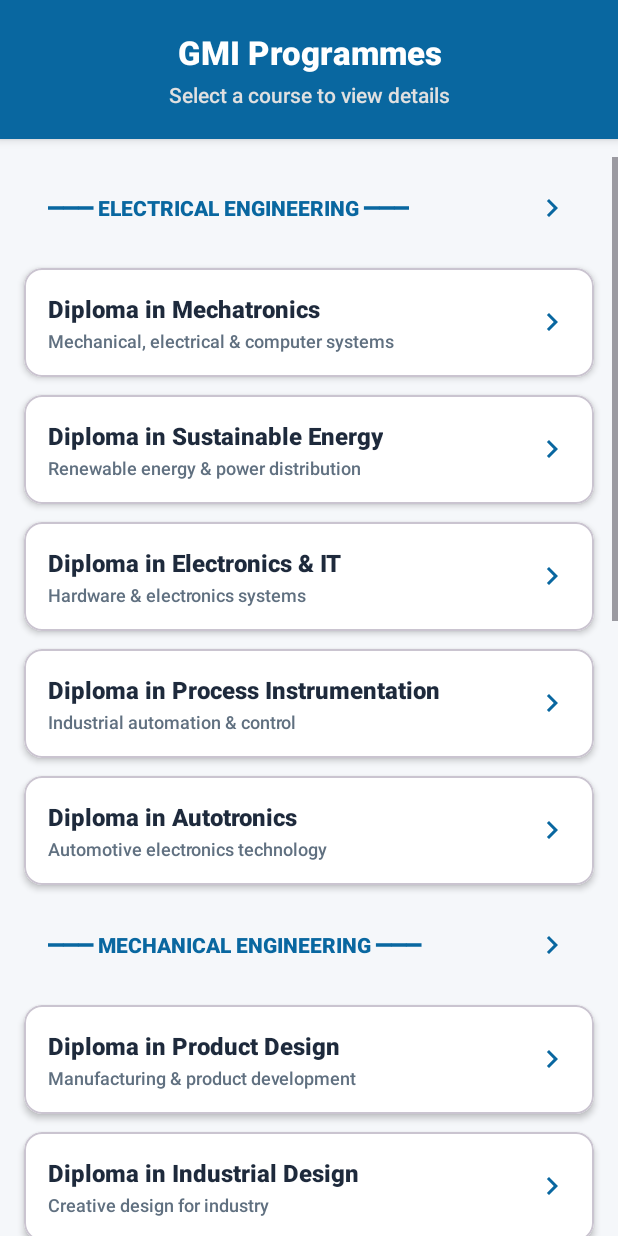
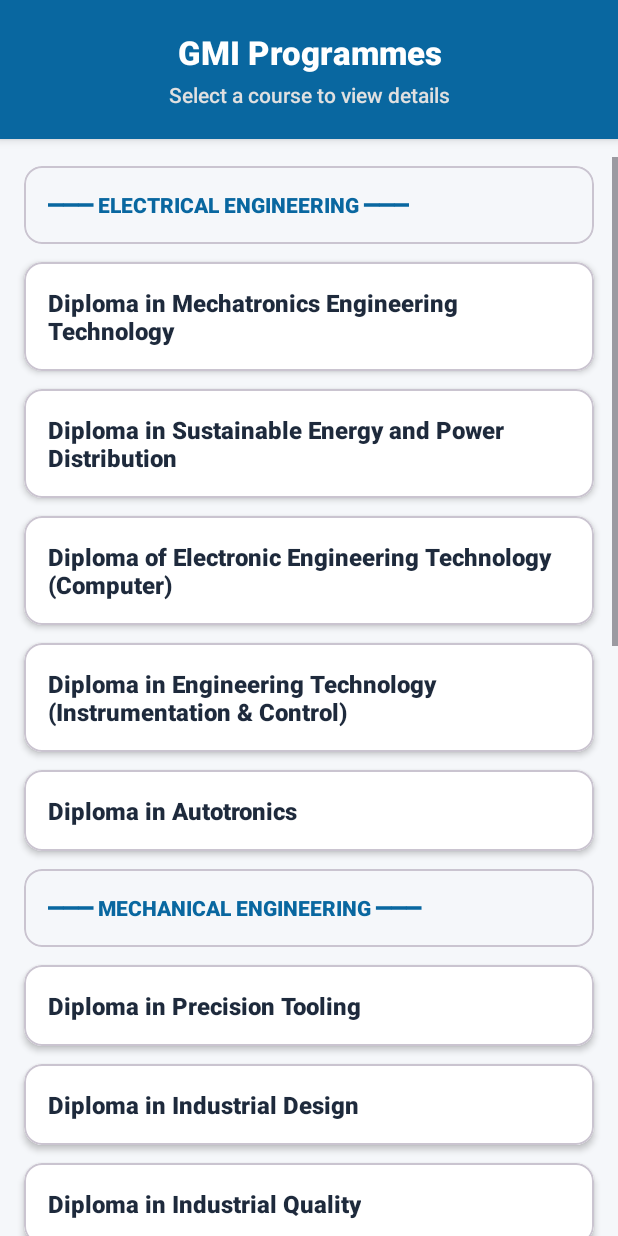
Before and after one commit to HaziqMikail/GMI-Prospect-App, an Android app: the CoursesActivity screen opened directly, with no data from a screen before it, on a phone screen of 412 x 824 dp. Run offline under Robolectric (Android 15) with nearby library versions, the phone set to English and light mode, and no system bars.

Commit message:
change course list

```diff
--- a/app/src/main/java/com/week4/gmiprospectapp/CourseAdapter.java
+++ b/app/src/main/java/com/week4/gmiprospectapp/CourseAdapter.java
@@ -1,43 +1,45 @@
 package com.week4.gmiprospectapp;
 
 import android.content.Context;
+import android.content.Intent;
 import android.graphics.Color;
+import android.net.Uri;
 import android.view.LayoutInflater;
 import android.view.View;
 import android.view.ViewGroup;
+import android.widget.Button;
+import android.widget.LinearLayout;
 import android.widget.TextView;
+
 import androidx.annotation.NonNull;
 import androidx.recyclerview.widget.RecyclerView;
+
 import com.google.android.material.card.MaterialCardView;
+
 import java.util.ArrayList;
+import java.util.HashMap;
 
 public class CourseAdapter extends RecyclerView.Adapter<CourseAdapter.ViewHolder> {
 
     private Context context;
     private ArrayList<String> courseList;
     private ArrayList<String> descList;
-    private OnItemClickListener listener;
+    private HashMap<String, String> courseLinks;
+    private int expandedPosition = -1; // Track expanded card
 
-    // Interface for click events
-    public interface OnItemClickListener {
-        void onItemClick(int position);
-    }
-
-    public void setOnItemClickListener(OnItemClickListener listener) {
-        this.listener = listener;
-    }
-
-    public CourseAdapter(Context context, ArrayList<String> courseList, ArrayList<String> descList) {
+    public CourseAdapter(Context context, ArrayList<String> courseList,
+                         ArrayList<String> descList, HashMap<String, String> courseLinks) {
         this.context = context;
         this.courseList = courseList;
         this.descList = descList;
+        this.courseLinks = courseLinks;
     }
 
     @NonNull
     @Override
     public ViewHolder onCreateViewHolder(@NonNull ViewGroup parent, int viewType) {
         View view = LayoutInflater.from(context).inflate(R.layout.item_course, parent, false);
-        return new ViewHolder(view, listener);
+        return new ViewHolder(view);
     }
 
     @Override
@@ -46,26 +48,47 @@ public class CourseAdapter extends RecyclerView.Adapter<CourseAdapter.ViewHolder
         String desc = descList.get(position);
 
         holder.tvTitle.setText(title);
+        holder.tvDesc.setText(desc);
 
-        // SECTION HEADER LOGIC:
-        // If the title contains "━━━", we make it look like a header, not a card.
         if (title.contains("━━━")) {
+            // Header style
             holder.card.setCardElevation(0);
             holder.card.setCardBackgroundColor(Color.TRANSPARENT);
-            holder.card.setStrokeWidth(0);
-            holder.tvDesc.setVisibility(View.GONE); // Hide description for headers
+            holder.tvDesc.setVisibility(View.GONE);
+            holder.buttonContainer.setVisibility(View.GONE);
             holder.tvTitle.setTextColor(context.getResources().getColor(R.color.gmi_blue_primary));
             holder.tvTitle.setTextSize(14);
-            holder.card.setClickable(false); // Headers shouldn't be clickable
+            holder.card.setClickable(false);
         } else {
-            // Normal Card Style
+            // Normal course
+            boolean isExpanded = position == expandedPosition;
+            holder.tvDesc.setVisibility(isExpanded ? View.VISIBLE : View.GONE);
+            holder.buttonContainer.setVisibility(isExpanded ? View.VISIBLE : View.GONE);
+
             holder.card.setCardElevation(4);
             holder.card.setCardBackgroundColor(context.getResources().getColor(R.color.surface_white));
-            holder.tvDesc.setVisibility(View.VISIBLE);
-            holder.tvDesc.setText(desc);
             holder.tvTitle.setTextColor(context.getResources().getColor(R.color.text_title));
             holder.tvTitle.setTextSize(16);
             holder.card.setClickable(true);
+
+            // Toggle expand
+            holder.card.setOnClickListener(v -> {
+                expandedPosition = isExpanded ? -1 : position; // Collapse if already expanded
+                notifyDataSetChanged();
+            });
+
+            // Open website
+            holder.btnWebsite.setOnClickListener(v -> {
+                String url = courseLinks.get(title);
+                if (url != null) {
+                    context.startActivity(new Intent(Intent.ACTION_VIEW, Uri.parse(url)));
+                }
+            });
+
+            // Open eligibility checker
+            holder.btnEligibility.setOnClickListener(v -> {
+                context.startActivity(new Intent(context, EligibilityActivity.class));
+            });
         }
     }
 
@@ -77,21 +100,17 @@ public class CourseAdapter extends RecyclerView.Adapter<CourseAdapter.ViewHolder
     public static class ViewHolder extends RecyclerView.ViewHolder {
         TextView tvTitle, tvDesc;
         MaterialCardView card;
+        LinearLayout buttonContainer;
+        Button btnWebsite, btnEligibility;
 
-        public ViewHolder(@NonNull View itemView, final OnItemClickListener listener) {
+        public ViewHolder(@NonNull View itemView) {
             super(itemView);
             tvTitle = itemView.findViewById(R.id.tvCourseTitle);
             tvDesc = itemView.findViewById(R.id.tvCourseDesc);
             card = itemView.findViewById(R.id.cardCourse);
-
-            itemView.setOnClickListener(v -> {
-                if (listener != null) {
-                    int position = getAdapterPosition();
-                    if (position != RecyclerView.NO_POSITION) {
-                        listener.onItemClick(position);
-                    }
-                }
-            });
+            btnWebsite = itemView.findViewById(R.id.btnWebsite);
+            btnEligibility = itemView.findViewById(R.id.btnEligibility);
+            buttonContainer = itemView.findViewById(R.id.buttonContainer);
         }
     }
 }
--- a/app/src/main/java/com/week4/gmiprospectapp/CoursesActivity.java
+++ b/app/src/main/java/com/week4/gmiprospectapp/CoursesActivity.java
@@ -3,6 +3,7 @@ package com.week4.gmiprospectapp;
 import android.content.Intent;
 import android.net.Uri;
 import android.os.Bundle;
+import android.widget.Button;
 import android.widget.Toast;
 import androidx.appcompat.app.AppCompatActivity;
 import androidx.recyclerview.widget.LinearLayoutManager;
@@ -19,6 +20,7 @@ public class CoursesActivity extends AppCompatActivity {
     ArrayList<String> courseList;
     ArrayList<String> descList;
     HashMap<String, String> courseLinks;
+    Button btnEligibility;
 
     @Override
     protected void onCreate(Bundle savedInstanceState) {
@@ -37,26 +39,15 @@ public class CoursesActivity extends AppCompatActivity {
         // 4. Load Data
         loadCourseData();
 
-        // 5. Setup Adapter
-        adapter = new CourseAdapter(this, courseList, descList);
+        // 5. Setup Adapter (pass courseLinks)
+        adapter = new CourseAdapter(this, courseList, descList, courseLinks);
         recyclerView.setAdapter(adapter);
 
-        // 6. Handle Clicks (Clean Implementation)
-        adapter.setOnItemClickListener(position -> {
-            // Get the name of the clicked course
-            String selected = courseList.get(position);
-
-            // If it's a section header (contains line), do nothing
-            if (selected.contains("━━━")) return;
-
-            // Get URL and open it
-            String url = courseLinks.get(selected);
-            if (url != null) {
-                Intent intent = new Intent(Intent.ACTION_VIEW, Uri.parse(url));
-                startActivity(intent);
-            } else {
-                Toast.makeText(this, "Details coming soon!", Toast.LENGTH_SHORT).show();
-            }
+        // 7. Connect Eligibility Button
+        btnEligibility = findViewById(R.id.btnEligibility);
+        btnEligibility.setOnClickListener(v -> {
+            Intent intent = new Intent(CoursesActivity.this, EligibilityActivity.class);
+            startActivity(intent);
         });
     }
 
@@ -64,31 +55,66 @@ public class CoursesActivity extends AppCompatActivity {
     private void loadCourseData() {
         // ============= ELECTRICAL =============
         addHeader("━━━ ELECTRICAL ENGINEERING ━━━");
-        addCourse("Diploma in Mechatronics", "Mechanical, electrical & computer systems", "https://www.gmi.edu.my/diploma-in-mechatronics-engineering-technology/");
-        addCourse("Diploma in Sustainable Energy", "Renewable energy & power distribution", "https://www.gmi.edu.my/diploma-programmes/");
-        addCourse("Diploma in Electronics & IT", "Hardware & electronics systems", "https://www.gmi.edu.my/diploma-programmes/");
-        addCourse("Diploma in Process Instrumentation", "Industrial automation & control", "https://www.gmi.edu.my/diploma-programmes/");
-        addCourse("Diploma in Autotronics", "Automotive electronics technology", "https://www.gmi.edu.my/diploma-programmes/");
+        addCourse("Diploma in Mechatronics Engineering Technology",
+                "Mechatronics engineering technology integrates mechanical engineering, electronics, and intelligent computer control to design and deploy smart technologies.",
+                "https://www.gmi.edu.my/diploma-in-mechatronics-engineering-technology/");
+        addCourse("Diploma in Sustainable Energy and Power Distribution",
+                "This programme provides knowledge and hands-on skills for designing, installing, operating and enhancing sustainable energy systems.",
+                "https://www.gmi.edu.my/electrical-engineering/sustainable-energy-power-distribution/");
+        addCourse("Diploma of Electronic Engineering Technology (Computer)",
+                "Equips students with a profound knowledge and skills of electronic circuits and systems knowledge of telecommunications and computer controlled systems needed to meet the 21 st century industrial demands.",
+                "https://www.gmi.edu.my/electrical-engineering/electric-information-technology/");
+        addCourse("Diploma in Engineering Technology (Instrumentation & Control)",
+                "Provides students with sound theoretical and practical training in the operation and maintenance of automated process control and measurement systems to maintain a consistent product output.",
+                "https://www.gmi.edu.my/electrical-engineering/process-instrumentation-control/");
+        addCourse("Diploma in Autotronics",
+                "Autotronics, or modern automotive technology, combines automobile systems with electronics, while hybrid technology uses two or more power sources to propel a vehicle.",
+                "https://www.gmi.edu.my/electrical-engineering/autotronics-engineering-technology/");
 
         // ============= MECHANICAL =============
         addHeader("━━━ MECHANICAL ENGINEERING ━━━");
-        addCourse("Diploma in Product Design", "Manufacturing & product development", "https://www.gmi.edu.my/diploma-programmes/");
-        addCourse("Diploma in Industrial Design", "Creative design for industry", "https://www.gmi.edu.my/diploma-programmes/");
-        addCourse("Diploma in Tool & Die", "Precision tooling technology", "https://www.gmi.edu.my/diploma-programmes/");
-        addCourse("Diploma in Mould Technology", "Injection mould design & making", "https://www.gmi.edu.my/diploma-programmes/");
-        addCourse("Diploma in CNC Precision", "Computer Numerical Control machining", "https://www.gmi.edu.my/diploma-programmes/");
-        addCourse("Diploma in Manufacturing System", "Integrated manufacturing processes", "https://www.gmi.edu.my/diploma-programmes/");
+        addCourse("Diploma in Precision Tooling",
+                "Trains students in Tool and Die, Sheet Metal, and Plastic Engineering, equipping them with skills in 2D/3D design, analysis, fabrication, maintenance, and production.",
+                "https://www.gmi.edu.my/mechanical-engineering/precision-tooling/");
+        addCourse("Diploma in Industrial Design",
+                "The industrial design programme prepares students to be creative, practical, aesthetics-focused, collaborative problem-solver, and to conduct the design process from project brief to design implementation.",
+                "https://www.gmi.edu.my/mechanical-engineering/industrial-design-2/");
+        addCourse("Diploma in Industrial Quality",
+                "Focuses on the knowledge and skills aspects in the field of inspection and quality engineering required by the industry.",
+                "https://www.gmi.edu.my/mechanical-engineering/industrial-quality-engineering/");
+        addCourse("Diploma in Innovative Product Design",
+                "Focuses on product design concepts, presentation of new product ideas and advanced manufacturing applications for production.",
+                "https://www.gmi.edu.my/mechanical-engineering/innovative-product-design/");
+        addCourse("Diploma of Mechanical Engineering (CNC Precision)",
+                "Programme emphasizes fundamental knowledge and skills in Computer Numerical Control (CNC) precision machining technologies and processes.",
+                "https://www.gmi.edu.my/mechanical-engineering/cnc-precision-technology/");
+        addCourse("Diploma in Engineering Technology (Machine Tools Maintenance)",
+                "The programme responds to the shift from manual to CNC machining, rising production demands, and stricter quality standards.",
+                "https://www.gmi.edu.my/mechanical-engineering/machine-tools-maintenance/");
+        addCourse("Diploma of Mechanical Engineering (Manufacturing)",
+                "Program that emphasizes the interrelationships between manufacturing equipment, processes and controls, and their integration into production factories.",
+                "https://www.gmi.edu.my/mechanical-engineering/manufacturing-system/");
 
         // ============= COMPUTER & IT =============
         addHeader("━━━ COMPUTER & IT ━━━");
-        addCourse("Diploma in Software Engineering", "Coding, apps & system development", "https://www.gmi.edu.my/diploma-programmes/");
-        addCourse("Diploma in Network Security", "Cybersecurity & network protection", "https://www.gmi.edu.my/diploma-programmes/");
-        addCourse("Diploma in Creative Multimedia", "Graphics, web & digital media", "https://www.gmi.edu.my/diploma-programmes/");
+        addCourse("Diploma in Software Engineering",
+                "Designed to build competencies in the software development process, emphasizing coordinated defect prevention and detection strategies to reduce risks, time, and costs.",
+                "https://www.gmi.edu.my/computer-and-information/software-engineering/");
+        addCourse("Diploma in Cyber Security Technology",
+                "To develop the competencies required in the security of overall network architecture which includes design and write computer programs, use and maintain databases, configure and integrate various network security tools and install and secure computer networks.",
+                "https://www.gmi.edu.my/computer-and-information/cyber-security-technology/");
+        addCourse("Diploma in Creative Multimedia",
+                "Diploma programme that familiarizes students with overall process of producing digital work art, particularly in 2D and 3D.",
+                "https://www.gmi.edu.my/computer-and-information/creative-multimedia/");
 
         // ============= FOUNDATION =============
         addHeader("━━━ PRE-UNIVERSITY ━━━");
-        addCourse("GUFP Foundation Programme", "Pathway to UTP (Universiti Teknologi Petronas)", "https://www.gmi.edu.my/foundation-in-collaboration-with-universiti-teknologi-petronas/");
-        addCourse("GAPP German A-Level", "Pathway to German Universities", "https://www.gmi.edu.my/german-levels-preparatory-programme/");
+        addCourse("GUFP Foundation Programme",
+                "GMI-UTP Foundation Programme (GUFP) is strategic partnership between GMI (German Malaysian Institute) and UTP (Universiti Teknologi PETRONAS). This programme is a one year foundation programme based on UTP foundation syllabus. Upon completion, students will be qualified to start their Undergraduate Programme at UTP.)",
+                "https://www.gmi.edu.my/foundation-in-collaboration-with-universiti-teknologi-petronas/");
+        addCourse("GAPP German A-Level Preparatory Programme",
+                "Students will undergo a 22-month preparatory programme at GMI, and also a 6-month intensive German Language training at various language centres in Germany before they are accepted for enrolment at the University of Applied Sciences (UAS).",
+                "https://www.gmi.edu.my/pre-university-programme/german-a-level-preparatory-programme-gapp/");
     }
 
     private void addCourse(String title, String desc, String url) {
--- /dev/null
+++ b/app/src/main/res/drawable/bg_about.xml
@@ -0,0 +1,6 @@
+<?xml version="1.0" encoding="utf-8"?>
+<shape xmlns:android="http://schemas.android.com/apk/res/android"
+    android:shape="rectangle">
+    <!-- This creates a simple colored placeholder -->
+    <solid android:color="#2196F3" />
+</shape>
--- /dev/null
+++ b/app/src/main/res/drawable/bg_courses.xml
@@ -0,0 +1,6 @@
+<?xml version="1.0" encoding="utf-8"?>
+<shape xmlns:android="http://schemas.android.com/apk/res/android"
+    android:shape="rectangle">
+    <!-- This creates a simple colored placeholder -->
+    <solid android:color="#2196F3" />
+</shape>
--- /dev/null
+++ b/app/src/main/res/drawable/bg_eligibility.xml
@@ -0,0 +1,6 @@
+<?xml version="1.0" encoding="utf-8"?>
+<shape xmlns:android="http://schemas.android.com/apk/res/android"
+    android:shape="rectangle">
+    <!-- This creates a simple colored placeholder -->
+    <solid android:color="#2196F3" />
+</shape>
--- /dev/null
+++ b/app/src/main/res/drawable/bg_enquiry.xml
@@ -0,0 +1,6 @@
+<?xml version="1.0" encoding="utf-8"?>
+<shape xmlns:android="http://schemas.android.com/apk/res/android"
+    android:shape="rectangle">
+    <!-- This creates a simple colored placeholder -->
+    <solid android:color="#2196F3" />
+</shape>
--- a/app/src/main/res/layout/activity_courses.xml
+++ b/app/src/main/res/layout/activity_courses.xml
@@ -42,4 +42,14 @@
         android:clipToPadding="false"
         android:scrollbars="vertical"/>
 
+    <Button
+        android:id="@+id/btnEligibility"
+        android:layout_width="match_parent"
+        android:layout_height="wrap_content"
+        android:layout_margin="16dp"
+        android:text="Check Eligibility"
+        android:backgroundTint="@color/gmi_accent_teal"
+        android:textColor="@color/text_white"
+        android:fontFamily="sans-serif-medium"/>
+
 </LinearLayout>
--- a/app/src/main/res/layout/item_course.xml
+++ b/app/src/main/res/layout/item_course.xml
@@ -15,22 +15,15 @@
     <LinearLayout
         android:layout_width="match_parent"
         android:layout_height="wrap_content"
-        android:orientation="horizontal"
-        android:gravity="center_vertical"
+        android:orientation="vertical"
         android:padding="16dp">
-
-        <LinearLayout
-            android:layout_width="0dp"
-            android:layout_height="wrap_content"
-            android:layout_weight="1"
-            android:orientation="vertical">
 
         <TextView
             android:id="@+id/tvCourseTitle"
             android:layout_width="wrap_content"
             android:layout_height="wrap_content"
             android:text="Diploma in Mechatronics"
-                android:textSize="15sp"
+            android:textSize="16sp"
             android:textStyle="bold"
             android:textColor="@color/text_title"
             android:fontFamily="sans-serif-medium"/>
@@ -42,16 +35,36 @@
             android:text="Engineering Technology"
             android:textSize="12sp"
             android:textColor="@color/text_body"
-                android:layout_marginTop="2dp"
-                android:maxLines="2"
-                android:ellipsize="end"/>
+            android:layout_marginTop="4dp"
+            android:visibility="gone"/>
+
+        <LinearLayout
+            android:layout_width="match_parent"
+            android:layout_height="wrap_content"
+            android:orientation="horizontal"
+            android:layout_marginTop="8dp"
+            android:visibility="gone"
+            android:id="@+id/buttonContainer">
+
+            <Button
+                android:id="@+id/btnWebsite"
+                android:layout_width="0dp"
+                android:layout_weight="1"
+                android:layout_height="wrap_content"
+                android:text="Go to Website"
+                android:textColor="@color/text_white"
+                android:backgroundTint="@color/gmi_blue_primary"/>
+
+            <Button
+                android:id="@+id/btnEligibility"
+                android:layout_width="0dp"
+                android:layout_weight="1"
+                android:layout_height="wrap_content"
+                android:text="Check Eligibility"
+                android:textColor="@color/text_white"
+                android:layout_marginStart="8dp"
+                android:backgroundTint="@color/gmi_accent_teal"/>
         </LinearLayout>
-
-        <ImageView
-            android:layout_width="24dp"
-            android:layout_height="24dp"
-            android:src="@drawable/ic_chevron_right"
-            app:tint="@color/gmi_blue_primary" />
 
     </LinearLayout>
 </com.google.android.material.card.MaterialCardView>
```
Also changed, not shown: app/src/main/res/drawable/gmi_logo.png (added). Lines whose indentation alone changed are shown as unchanged.
